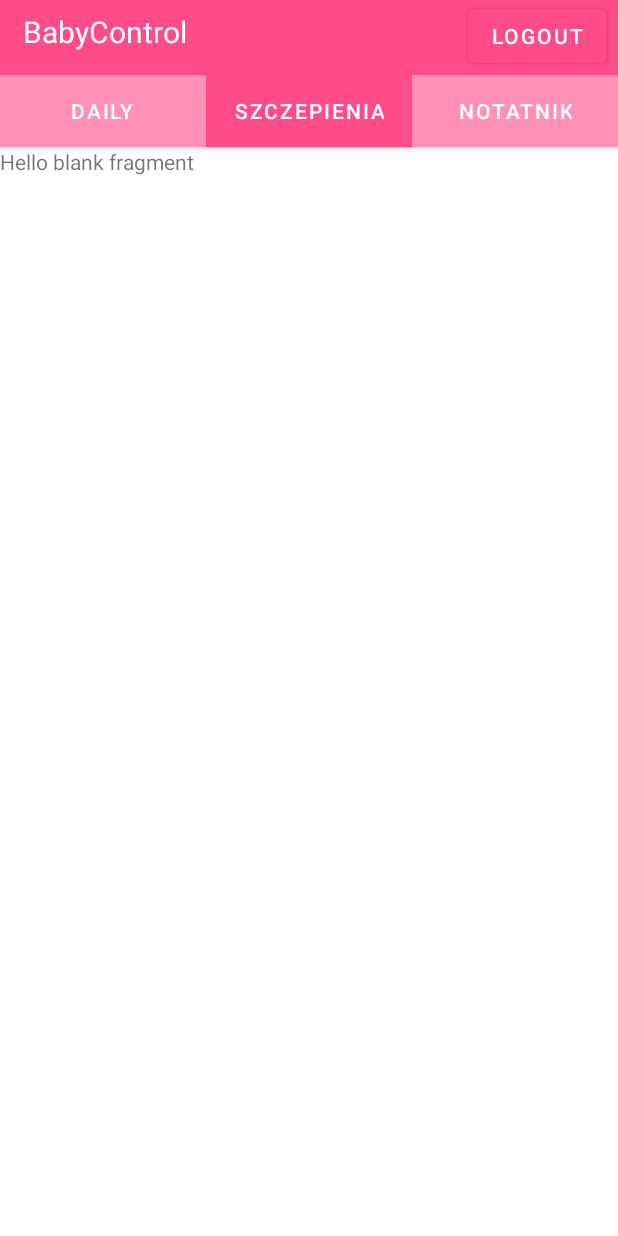
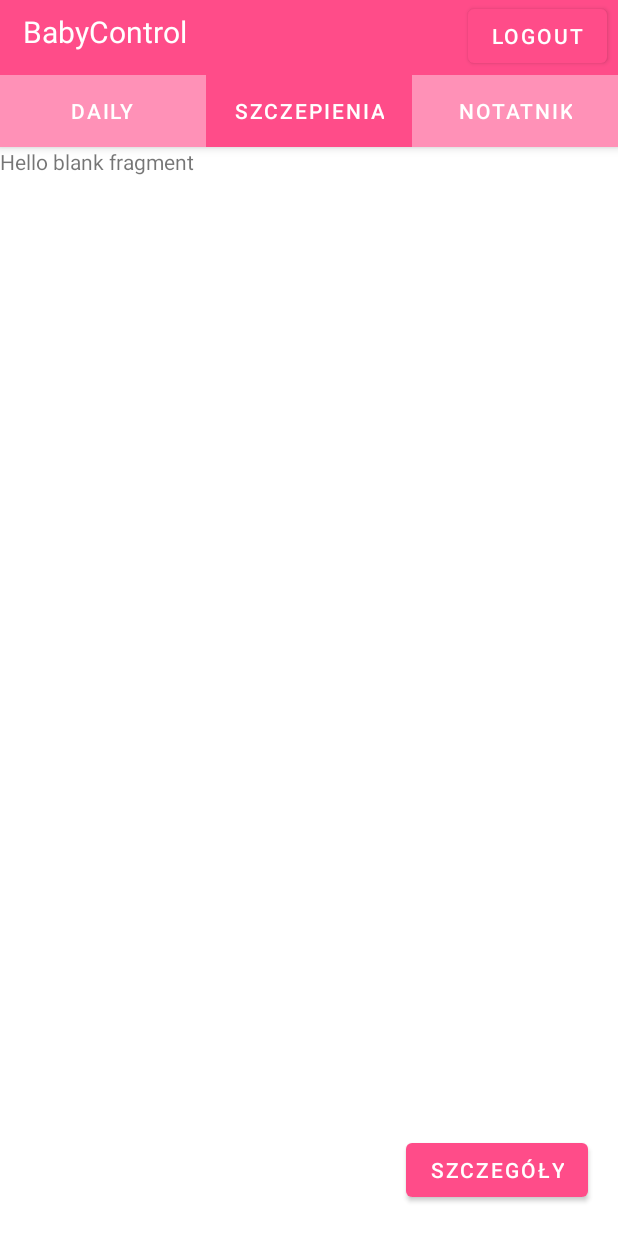
Before and after one commit to tobiaszmateusz/BabyCon, an Android app: the screen it shows after launch (MainActivity), tab 2 chosen, on a phone screen of 412 x 824 dp. Run offline under Robolectric (Android 15) with nearby library versions, the phone set to English and light mode, and no system bars; our stand-ins replace Firebase (no records; nobody signed in at launch, a user with empty details on screens opened directly); 1 statement that could not run was skipped.

Commit message:
Commit 3

```diff
--- a/app/src/main/java/com/example/babycon/Daily.java
+++ b/app/src/main/java/com/example/babycon/Daily.java
@@ -44,7 +44,6 @@ public class Daily extends Fragment {
                              Bundle savedInstanceState) {
         // Inflate the layout for this fragment
         return inflater.inflate(R.layout.fragment_daily, container, false);
-
     }
 
     private LinearLayoutManager getReverseManager(){
--- a/app/src/main/java/com/example/babycon/Szczepienia.java
+++ b/app/src/main/java/com/example/babycon/Szczepienia.java
@@ -1,12 +1,15 @@
 package com.example.babycon;
 
+import android.content.Intent;
 import android.os.Bundle;
 
+import androidx.annotation.Nullable;
 import androidx.fragment.app.Fragment;
 
 import android.view.LayoutInflater;
 import android.view.View;
 import android.view.ViewGroup;
+import android.widget.Button;
 
 /**
  * A simple {@link Fragment} subclass.
@@ -37,6 +40,10 @@ public class Szczepienia extends Fragment {
      * @return A new instance of fragment Szczepienia.
      */
     // TODO: Rename and change types and number of parameters
+
+    Button szczegoly;
+
+
     public static Szczepienia newInstance(String param1, String param2) {
         Szczepienia fragment = new Szczepienia();
         Bundle args = new Bundle();
@@ -54,11 +61,25 @@ public class Szczepienia extends Fragment {
             mParam2 = getArguments().getString(ARG_PARAM2);
         }
     }
+    public void onViewCreated(View view, @Nullable Bundle savedInstanceState) {
+
+        szczegoly = getView().findViewById(R.id.szczepieniaszczeg);
+        szczegoly.setOnClickListener(new View.OnClickListener(){
+            @Override
+            public void onClick(View v) {
+                Intent intent = new Intent (getContext(), Szczegoly.class);
+                startActivity(intent);
+            }
+        });
+
+    }
+
 
     @Override
     public View onCreateView(LayoutInflater inflater, ViewGroup container,
                              Bundle savedInstanceState) {
         // Inflate the layout for this fragment
         return inflater.inflate(R.layout.fragment_szczepienia, container, false);
+
     }
 }
--- /dev/null
+++ b/app/src/main/res/layout/activity_szczegoly.xml
@@ -0,0 +1,6 @@
+<?xml version="1.0" encoding="utf-8"?>
+<androidx.constraintlayout.widget.ConstraintLayout
+    xmlns:android="http://schemas.android.com/apk/res/android" android:layout_width="match_parent"
+    android:layout_height="match_parent">
+
+</androidx.constraintlayout.widget.ConstraintLayout>
--- a/app/src/main/res/layout/fragment_szczepienia.xml
+++ b/app/src/main/res/layout/fragment_szczepienia.xml
@@ -1,5 +1,5 @@
 <?xml version="1.0" encoding="utf-8"?>
-<FrameLayout xmlns:android="http://schemas.android.com/apk/res/android"
+<RelativeLayout xmlns:android="http://schemas.android.com/apk/res/android"
     xmlns:tools="http://schemas.android.com/tools"
     android:layout_width="match_parent"
     android:layout_height="match_parent"
@@ -11,4 +11,15 @@
         android:layout_height="match_parent"
         android:text="@string/hello_blank_fragment" />
 
-</FrameLayout>
+    <Button
+        android:id="@+id/szczepieniaszczeg"
+        android:layout_width="wrap_content"
+        android:layout_height="wrap_content"
+        android:layout_alignParentEnd="true"
+        android:layout_alignParentBottom="true"
+        android:layout_marginEnd="20dp"
+        android:layout_marginBottom="20dp"
+        android:text="Szczegóły" />
+
+
+</RelativeLayout>
--- /dev/null
+++ b/app/src/main/res/values-round/strings.xml
@@ -0,0 +1,3 @@
+<resources>
+    <string name="hello_world">Hello Round World!</string>
+</resources>
--- a/app/src/main/res/values/strings.xml
+++ b/app/src/main/res/values/strings.xml
@@ -6,4 +6,10 @@
     <string name="descrioption">Great to know!</string>
     <!-- TODO: Remove or change this placeholder text -->
     <string name="hello_blank_fragment">Hello blank fragment</string>
+    <string name="title_activity_szczegoly_szczepienia">SzczegolySzczepienia</string>
+    <!--
+    This string is used for square devices and overridden by hello_world in
+    values-round/strings.xml for round devices.
+    -->
+    <string name="hello_world">Hello Square World!</string>
 </resources>
```
Also changed, not shown: app/src/main/AndroidManifest.xml (+16 -3 lines), app/src/main/java/com/example/babycon/Szczegoly.java (added, +23 -0 lines), app/src/main/res/values/dimens.xml (+12 -0 lines), 1 other file.
